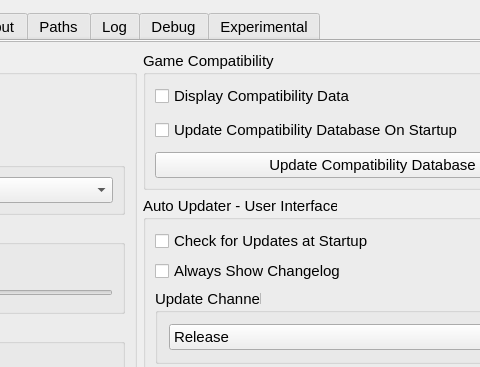
Qt form src/qt_gui/settings_dialog.ui (shadps4-emu/shadps4-qtlauncher) before a commit; both pictures show x 345 to 825 and y 0 to 367 of the 970 by 767 pixel window.
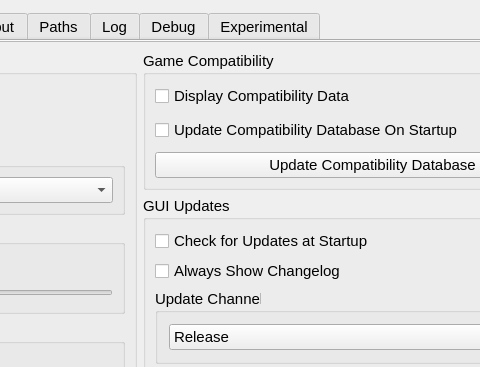
The same form after that commit. The open tabs and pages were chosen to show the change. Icons and pictures are not drawn.

The edit to the form file:
```diff
--- a/src/qt_gui/settings_dialog.ui
+++ b/src/qt_gui/settings_dialog.ui
@@ -870,7 +870,7 @@
                </size>
               </property>
               <property name="title">
-               <string>Auto Updater - User Interface</string>
+               <string>GUI Updates</string>
               </property>
               <layout class="QVBoxLayout" name="UpdateLayout" stretch="0,0,0,0">
                <property name="spacing">
```
